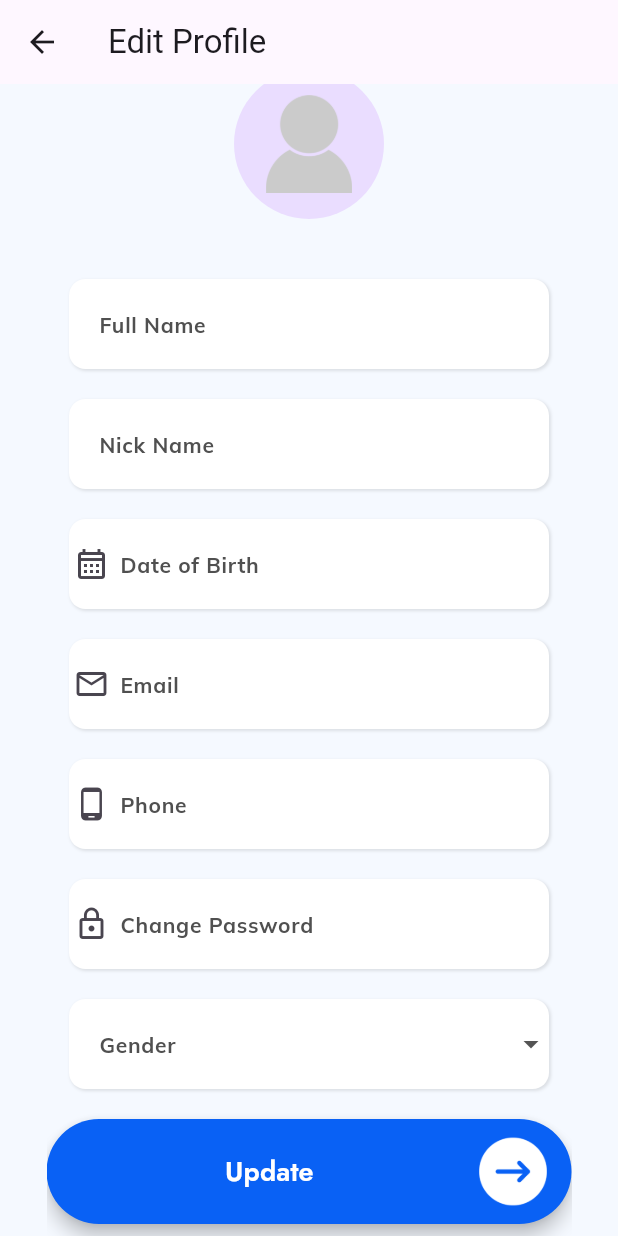
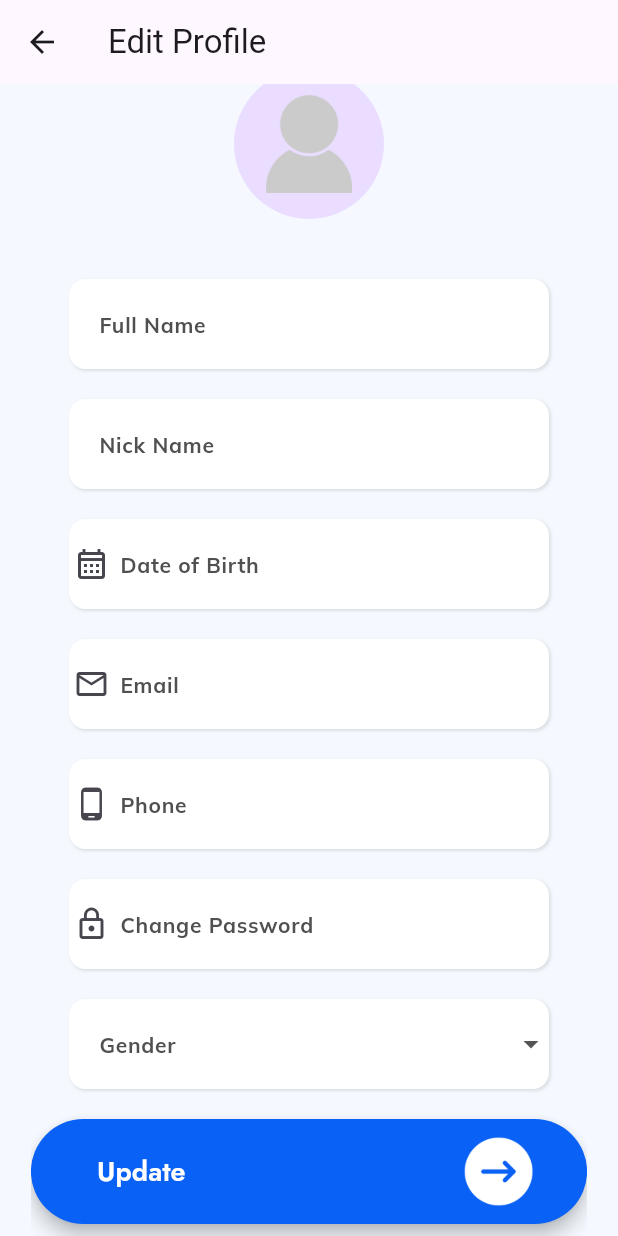
Before and after one commit to Mohamed-A-Elshaer/Edura-Academy, a Flutter app: the EditProfileScreen screen opened directly, on a phone screen of 412 x 824 dp. Run offline on Flutter 3.47's test engine with Material 3 defaults, Android fonts, the phone set to English and light mode, and no system bars; our stand-ins replace appwrite, cached_network_image, cloud_firestore, dio, file_picker, firebase_auth and 9 more; accounts and stored records are empty; network calls fail.

```diff
--- a/lib/screens/DisplayCourseLessons.dart
+++ b/lib/screens/DisplayCourseLessons.dart
@@ -248,7 +248,6 @@ class _DisplayCourseLessonsState extends State<DisplayCourseLessons> {
     child: Center(
     child: CustomElevatedBtn(
     btnDesc: 'Rate/Write a Review',
-    btnWidth: 290,
     onPressed: () async {
       String userId = await getAppwriteUserID();
     Navigator.pushReplacement(
--- a/lib/screens/EditProfileScreen.dart
+++ b/lib/screens/EditProfileScreen.dart
@@ -564,7 +564,7 @@ class _EditProfileScreenState extends State<EditProfileScreen> {
                 SizedBox(height: 20,),
 
 
-                CustomElevatedBtn(btnDesc: 'Update',horizontalPad: 75, onPressed:()=> _updateProfile())
+                CustomElevatedBtn(btnDesc: 'Update',onPressed:()=> _updateProfile())
 
 
               ],
--- a/lib/screens/EnterYourPhoneResetEmail.dart
+++ b/lib/screens/EnterYourPhoneResetEmail.dart
@@ -185,7 +185,7 @@ class _EnterYourPhoneResetEmailState extends State<EnterYourPhoneResetEmail> {
             const SizedBox(height: 30),
              CustomElevatedBtn(
               btnDesc: 'Submit',
-              horizontalPad: 83,
+
               onPressed: _sendCodeToPhoneNumber,
             ),
           ],
--- a/lib/screens/EnterYourResetEmail.dart
+++ b/lib/screens/EnterYourResetEmail.dart
@@ -46,7 +46,7 @@ Form(
 ),
            SizedBox(height: 30,),
 
-           CustomElevatedBtn(btnDesc: 'Submit',horizontalPad: 83,onPressed:  () => controller.sendPasswordResetEmail() ),
+           CustomElevatedBtn(btnDesc: 'Submit',onPressed:  () => controller.sendPasswordResetEmail() ),
 
 
          ],
--- a/lib/screens/FillYourProfile.dart
+++ b/lib/screens/FillYourProfile.dart
@@ -119,7 +119,7 @@ body: Center(
         SizedBox(height: 20,),
 
 
-CustomElevatedBtn(btnDesc: 'Continue',horizontalPad: 75, onPressed: _validateAndContinue,)
+CustomElevatedBtn(btnDesc: 'Continue', onPressed: _validateAndContinue,)
 
 
       ],
--- a/lib/screens/FilterScreen.dart
+++ b/lib/screens/FilterScreen.dart
@@ -186,7 +186,7 @@ return Scaffold(
     ),
       Align(
         alignment: Alignment.bottomCenter,
-        child: CustomElevatedBtn(btnDesc: 'Apply',horizontalPad: 89,onPressed: (){ Navigator.pop(context, {
+        child: CustomElevatedBtn(btnDesc: 'Apply',onPressed: (){ Navigator.pop(context, {
     'categories': selectedCategories,
     'prices': selectedPrices,
     'ratings': selectedRatings,
--- a/lib/screens/ForgotPasswordScreen.dart
+++ b/lib/screens/ForgotPasswordScreen.dart
@@ -138,7 +138,6 @@ class _ForgotPasswordScreenState extends State<ForgotPasswordScreen> {
             const SizedBox(height: 50),
             CustomElevatedBtn(
               btnDesc: 'Continue',
-              horizontalPad: 75,
               onPressed: () {
                 if (_selectedOption == null) {
                   ScaffoldMessenger.of(context).showSnackBar(
--- a/lib/screens/InstructorHomeScreen.dart
+++ b/lib/screens/InstructorHomeScreen.dart
@@ -66,7 +66,7 @@ class _InstructorHomeScreenState extends State<InstructorHomeScreen> {
        children: [
          SizedBox(height: 300,),
          Center(
-           child: CustomElevatedBtn(btnDesc: 'Add Course',onPressed: (){Navigator.pushReplacement(context, MaterialPageRoute(builder: (context)=>AddCoursePage()));},horizontalPad: 62,),
+           child: CustomElevatedBtn(btnDesc: 'Add Course',onPressed: (){Navigator.pushReplacement(context, MaterialPageRoute(builder: (context)=>AddCoursePage()));}),
 
          ),
        ],
--- a/lib/screens/ReviewsScreen.dart
+++ b/lib/screens/ReviewsScreen.dart
@@ -6,6 +6,7 @@ import 'package:flutter/material.dart';
 import 'package:flutter_rating_bar/flutter_rating_bar.dart';
 import 'package:mashrooa_takharog/auth/Appwrite_service.dart';
 import 'package:mashrooa_takharog/screens/MyCoursesScreen.dart';
+import 'package:mashrooa_takharog/screens/StudentNavigatorScreen.dart';
 import 'package:mashrooa_takharog/screens/WriteReviewScreen.dart';
 import 'package:mashrooa_takharog/screens/search_courses_page.dart';
 import 'package:mashrooa_takharog/widgets/CourseComment.dart';
@@ -393,7 +394,7 @@ class _ReviewsScreenState extends State<ReviewsScreen> {
     appBar: AppBar(
       leading: IconButton(
         icon: const Icon(Icons.arrow_back),
-        onPressed: (){Navigator.pushReplacement(context, MaterialPageRoute(builder: (context)=>MyCoursesScreen()));}
+        onPressed: (){Navigator.pushReplacement(context, MaterialPageRoute(builder: (context)=>NavigatorScreen()));}
       ),
       title: const Text('Reviews'),
     ),
@@ -513,7 +514,7 @@ class _ReviewsScreenState extends State<ReviewsScreen> {
 
         Align(
           alignment: Alignment.bottomCenter,
-          child: CustomElevatedBtn(btnWidth: double.infinity ,btnDesc: 'Write a Review',horizontalPad: 71,onPressed: (){
+          child: CustomElevatedBtn( btnDesc: 'Write a Review',onPressed: (){
             Navigator.pushReplacement(context, MaterialPageRoute(builder: (context)=>WriteReviewScreen(courseId: widget.courseId,courseTitle: widget.courseTitle,courseCategory: widget.courseCategory,courseImagePath:widget.courseImagePath , )));
 
           },),
--- a/lib/screens/SignInScreen.dart
+++ b/lib/screens/SignInScreen.dart
@@ -754,7 +754,6 @@ class _SignInScreenState extends State<SignInScreen> {
                 ? CircularProgressIndicator()
                 : CustomElevatedBtn(
                     btnDesc: 'Sign In',
-                    horizontalPad: 83,
                     onPressed: () => validateInputs(widget.userType!),
                   ),
             if (widget.userType != 'admin') ...[
--- a/lib/screens/SignUpScreen.dart
+++ b/lib/screens/SignUpScreen.dart
@@ -519,7 +519,6 @@ showDialog(
             Padding(
               padding: const EdgeInsets.symmetric(horizontal: 29.0),
               child: CustomElevatedBtn(
-                horizontalPad: 72,
                 onPressed: validateInputs, btnDesc: 'Sign Up',
               ),
             ),
--- a/lib/screens/StudentOrInstructor.dart
+++ b/lib/screens/StudentOrInstructor.dart
@@ -17,11 +17,11 @@ children: [
     child: Image.asset('assets/images/EduraFirst.png'),
   ),
   SizedBox(height: 100,),
-  CustomElevatedBtn(btnDesc: 'Get Started As A Student',btnWidth: 372.6,onPressed: (){Navigator.pushReplacement(context, MaterialPageRoute(builder: (context)=>LetsYouIn(userType: 'student')));},),
+  CustomElevatedBtn(btnDesc: 'Get Started As A Student',onPressed: (){Navigator.pushReplacement(context, MaterialPageRoute(builder: (context)=>LetsYouIn(userType: 'student')));},),
   SizedBox(height: 25,),
-  CustomElevatedBtn(btnDesc: 'Get Started As An Instructor',btnWidth: 372.6,onPressed: (){Navigator.pushReplacement(context, MaterialPageRoute(builder: (context)=>LetsYouIn(userType: 'instructor')));},),
+  CustomElevatedBtn(btnDesc: 'Get Started As Instructor',onPressed: (){Navigator.pushReplacement(context, MaterialPageRoute(builder: (context)=>LetsYouIn(userType: 'instructor')));},),
   SizedBox(height: 25,),
-  CustomElevatedBtn(btnDesc: 'Get Started As An Admin',btnWidth: 372.6,onPressed: (){Navigator.pushReplacement(context, MaterialPageRoute(builder: (context)=>SignInScreen(userType: 'admin')));},),
+  CustomElevatedBtn(btnDesc: 'Get Started As An Admin',onPressed: (){Navigator.pushReplacement(context, MaterialPageRoute(builder: (context)=>SignInScreen(userType: 'admin')));},),
 ],
 
   ),
--- a/lib/screens/WriteReviewScreen.dart
+++ b/lib/screens/WriteReviewScreen.dart
@@ -178,7 +178,7 @@ class _WriteReviewScreenState extends State<WriteReviewScreen> {
                ),
          ),
              SizedBox(height: 50,),
-             CustomElevatedBtn(btnDesc: 'Submit Review',horizontalPad: 40,onPressed: _submitReview,)
+             CustomElevatedBtn(btnDesc: 'Submit Review',onPressed: _submitReview,)
            ],
          ),
        ),
--- a/lib/screens/search_courses_page.dart
+++ b/lib/screens/search_courses_page.dart
@@ -293,10 +293,7 @@ class SearchCoursesPageState extends State<SearchCoursesPage> {
       appBar: AppBar(
         leading: IconButton(
           icon: const Icon(Icons.arrow_back),
-          onPressed: () => Navigator.pushReplacement(
-            context,
-            MaterialPageRoute(builder: (context) => NavigatorScreen()),
-          ),
+          onPressed: (){Navigator.pushReplacement(context, MaterialPageRoute(builder: (context)=>NavigatorScreen()));}
         ),
         title: const Text('Online Courses'),
       ),
--- a/lib/widgets/customElevatedBtn.dart
+++ b/lib/widgets/customElevatedBtn.dart
@@ -1,44 +1,47 @@
 import 'package:flutter/cupertino.dart';
 import 'package:flutter/material.dart';
 
-class CustomElevatedBtn extends StatelessWidget{
-  String btnDesc;
-  double horizontalPad;
-  VoidCallback? onPressed;
-double? btnWidth;
+class CustomElevatedBtn extends StatelessWidget {
+  final String btnDesc;
+  final VoidCallback? onPressed;
 
-   CustomElevatedBtn({super.key,required this.btnDesc,this.horizontalPad=0,this.onPressed,this.btnWidth});
+  const CustomElevatedBtn({
+    super.key,
+    required this.btnDesc,
+    this.onPressed,
+  });
 
   @override
   Widget build(BuildContext context) {
-   return ElevatedButton(onPressed: onPressed??(){},
-     child: Transform(
+    final screenWidth = MediaQuery.of(context).size.width;
 
-       transform: Matrix4.translationValues(20, 0, 0),
+    final buttonWidth = screenWidth * 0.9;
+
+    return ElevatedButton(
+      onPressed: onPressed ?? () {},
+      style: ElevatedButton.styleFrom(
+        elevation: 5,
+        fixedSize: Size(buttonWidth, 70),
+        backgroundColor: const Color(0xff0961F5),
+      ),
       child: Row(
         mainAxisAlignment: MainAxisAlignment.spaceBetween,
         children: [
           Padding(
-             padding:  EdgeInsets.symmetric(horizontal: horizontalPad),
-             child: Text(btnDesc,
-               style: TextStyle(fontFamily: 'Jost',fontSize: 18,color: Colors.white,fontWeight: FontWeight.w600)),
+            padding: const EdgeInsets.only(left: 20.0),
+            child: Text(
+              btnDesc,
+              style: const TextStyle(
+                fontFamily: 'Jost',
+                fontSize: 18,
+                color: Colors.white,
+                fontWeight: FontWeight.w600,
+              ),
+            ),
           ),
           Image.asset('assets/images/arrow_right.png'),
         ],
-
       ),
-     ),
-     style: ElevatedButton.styleFrom(
-       elevation: 5,
-       fixedSize: Size(btnWidth??350,70),
-       backgroundColor: Color(0xff0961F5),
-
-
-     ),
-
     );
-
   }
-
-
 }
```
Also changed, not shown: lib/widgets/CourseComment.dart (+71 -80 lines). Lines whose indentation alone changed are shown as unchanged.
